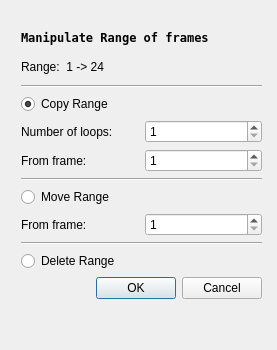
Qt form core_lib/src/structure/copymultiplekeyframesdialog.ui (pencil2d/pencil) before a commit.
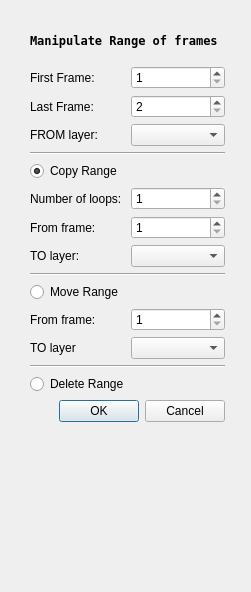
The same form after that commit.

Commit message: Redesigned dialog

Patch:
```diff
--- a/core_lib/src/structure/copymultiplekeyframesdialog.ui
+++ b/core_lib/src/structure/copymultiplekeyframesdialog.ui
@@ -6,8 +6,8 @@
    <rect>
     <x>0</x>
     <y>0</y>
-    <width>277</width>
-    <height>350</height>
+    <width>251</width>
+    <height>592</height>
    </rect>
   </property>
   <property name="windowTitle">
@@ -16,10 +16,10 @@
   <widget class="QWidget" name="layoutWidget">
    <property name="geometry">
     <rect>
-     <x>21</x>
-     <y>25</y>
-     <width>241</width>
-     <height>274</height>
+     <x>30</x>
+     <y>20</y>
+     <width>195</width>
+     <height>402</height>
     </rect>
    </property>
    <layout class="QVBoxLayout" name="verticalLayout">
@@ -38,11 +38,49 @@
      </widget>
     </item>
     <item>
-     <widget class="QLabel" name="labRangeDefine">
-      <property name="text">
-       <string>Range:  1 -&gt; 24</string>
-      </property>
-     </widget>
+     <layout class="QGridLayout" name="gridLayout_3">
+      <item row="1" column="1">
+       <widget class="QSpinBox" name="sBoxLastFrame">
+        <property name="minimum">
+         <number>2</number>
+        </property>
+       </widget>
+      </item>
+      <item row="1" column="0">
+       <widget class="QLabel" name="label_2">
+        <property name="text">
+         <string>Last Frame:</string>
+        </property>
+       </widget>
+      </item>
+      <item row="0" column="0">
+       <widget class="QLabel" name="label">
+        <property name="text">
+         <string>First Frame:</string>
+        </property>
+       </widget>
+      </item>
+      <item row="0" column="1">
+       <widget class="QSpinBox" name="sBoxFirstFrame">
+        <property name="minimum">
+         <number>1</number>
+        </property>
+        <property name="maximum">
+         <number>9999</number>
+        </property>
+       </widget>
+      </item>
+      <item row="2" column="1">
+       <widget class="QComboBox" name="comboBox_3"/>
+      </item>
+      <item row="2" column="0">
+       <widget class="QLabel" name="label_5">
+        <property name="text">
+         <string>FROM layer:</string>
+        </property>
+       </widget>
+      </item>
+     </layout>
     </item>
     <item>
      <widget class="Line" name="line">
@@ -65,13 +103,6 @@
       </item>
       <item>
        <layout class="QGridLayout" name="gridLayout">
-        <item row="0" column="0">
-         <widget class="QLabel" name="labNumLoops">
-          <property name="text">
-           <string>Number of loops:</string>
-          </property>
-         </widget>
-        </item>
         <item row="0" column="1">
          <widget class="QSpinBox" name="sBoxNumLoops">
           <property name="minimum">
@@ -79,13 +110,6 @@
           </property>
          </widget>
         </item>
-        <item row="1" column="0">
-         <widget class="QLabel" name="labCopyFrom">
-          <property name="text">
-           <string>From frame:</string>
-          </property>
-         </widget>
-        </item>
         <item row="1" column="1">
          <widget class="QSpinBox" name="sBoxStartFrame">
           <property name="minimum">
@@ -96,6 +120,30 @@
           </property>
          </widget>
         </item>
+        <item row="1" column="0">
+         <widget class="QLabel" name="labCopyFrom">
+          <property name="text">
+           <string>From frame:</string>
+          </property>
+         </widget>
+        </item>
+        <item row="0" column="0">
+         <widget class="QLabel" name="labNumLoops">
+          <property name="text">
+           <string>Number of loops:</string>
+          </property>
+         </widget>
+        </item>
+        <item row="2" column="1">
+         <widget class="QComboBox" name="comboBox"/>
+        </item>
+        <item row="2" column="0">
+         <widget class="QLabel" name="label_3">
+          <property name="text">
+           <string>TO layer:</string>
+          </property>
+         </widget>
+        </item>
        </layout>
       </item>
      </layout>
@@ -135,6 +183,16 @@
           </property>
          </widget>
         </item>
+        <item row="1" column="0">
+         <widget class="QLabel" name="label_4">
+          <property name="text">
+           <string>TO layer</string>
+          </property>
+         </widget>
+        </item>
+        <item row="1" column="1">
+         <widget class="QComboBox" name="comboBox_2"/>
+        </item>
        </layout>
       </item>
      </layout>
```
The commit also changes 1 other file.
